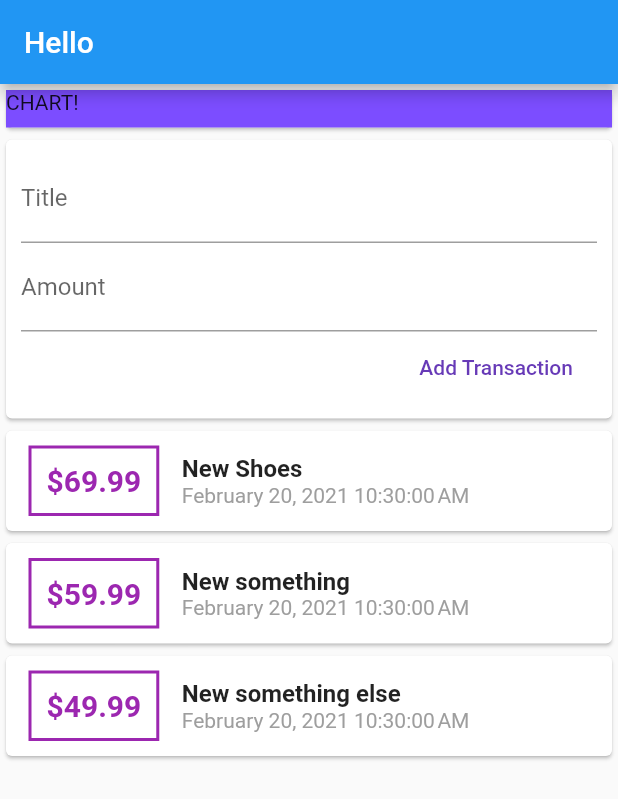
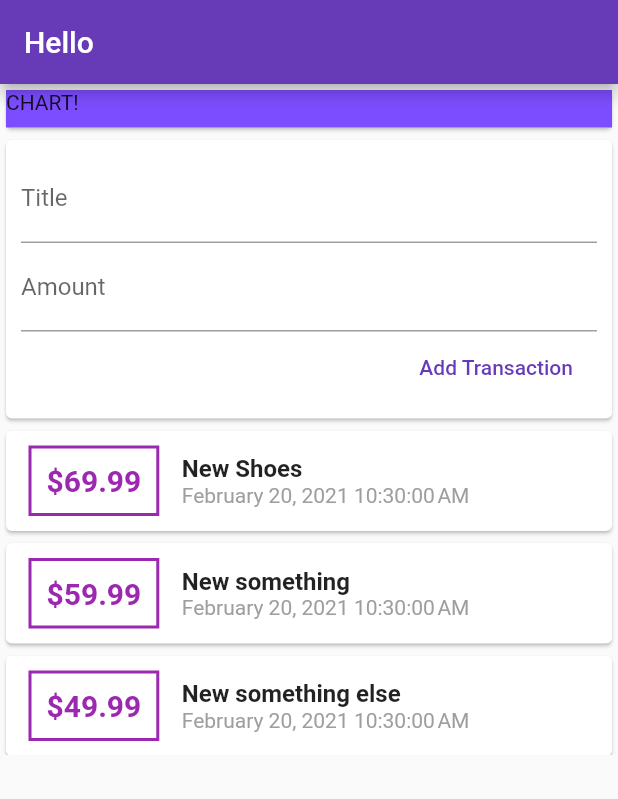
Before and after one commit to Hayley-Smith/expensetracker2, a Flutter app: the screen it shows after launch, on a phone screen of 412 x 824 dp. Shown: the top 799 px of the screen. Run offline on Flutter 3.47's test engine with Material 2 defaults, Android fonts, the phone set to English and light mode, and no system bars.

```diff
--- a/lib/main.dart
+++ b/lib/main.dart
@@ -15,7 +15,7 @@ class MyApp extends StatelessWidget {
     return MaterialApp(
       title: 'Flutter Demo',
       theme: ThemeData(
-        primarySwatch: Colors.blue,
+        primarySwatch: Colors.deepPurple,
         visualDensity: VisualDensity.adaptivePlatformDensity,
       ),
       home: MyHomePage(),
@@ -35,7 +35,8 @@ class MyHomePage extends StatelessWidget {
       appBar: AppBar(
         title: Text("Hello"),
       ),
-      body: Column(
+      body: SingleChildScrollView(
+        child: Column(
           mainAxisAlignment: MainAxisAlignment.start,
           crossAxisAlignment: CrossAxisAlignment.stretch,
           children: [
@@ -49,6 +50,7 @@ class MyHomePage extends StatelessWidget {
             UserTransactions()
           ],
         ),
+      ),
       // This trailing comma makes auto-formatting nicer for build methods.
     );
   }
--- a/lib/widgets/transaction_list.dart
+++ b/lib/widgets/transaction_list.dart
@@ -9,9 +9,11 @@ class TransactionList extends StatelessWidget {
 
   @override
   Widget build(BuildContext context) {
-    return Column(
-      children: transactions.map((tx) {
-        return Card(
+    return Container(
+      height: 220,
+      child: ListView.builder(
+        itemBuilder: (ctx, index) {
+          return  Card(
             child: Row(
               children: <Widget>[
                 Container(
@@ -21,7 +23,7 @@ class TransactionList extends StatelessWidget {
                   ),
                   padding: EdgeInsets.all(10),
                   child: Text(
-                  '\$${tx.amount}',
+                    '\$${transactions[index].amount}',
                     style: TextStyle(
                       fontWeight: FontWeight.bold,
                       fontSize: 20,
@@ -33,14 +35,14 @@ class TransactionList extends StatelessWidget {
                   crossAxisAlignment: CrossAxisAlignment.start,
                   children: <Widget>[
                     Text(
-                    tx.title,
+                      transactions[index].title,
                       style: TextStyle(
                         fontSize: 16,
                         fontWeight: FontWeight.bold,
                       ),
                     ),
                     Text(
-                    DateFormat().format(tx.date),
+                      DateFormat().format(transactions[index].date),
                       style: TextStyle(color: Colors.grey),
                     ),
                   ],
@@ -48,7 +50,9 @@ class TransactionList extends StatelessWidget {
               ],
             ),
           );
-      }).toList(),
+        },
+        itemCount: transactions.length,
+      ),
     );
   }
 }
```
Also changed, not shown: lib/widgets/user_transactions.dart (+5 -6 lines). Lines whose indentation alone changed are shown as unchanged.
